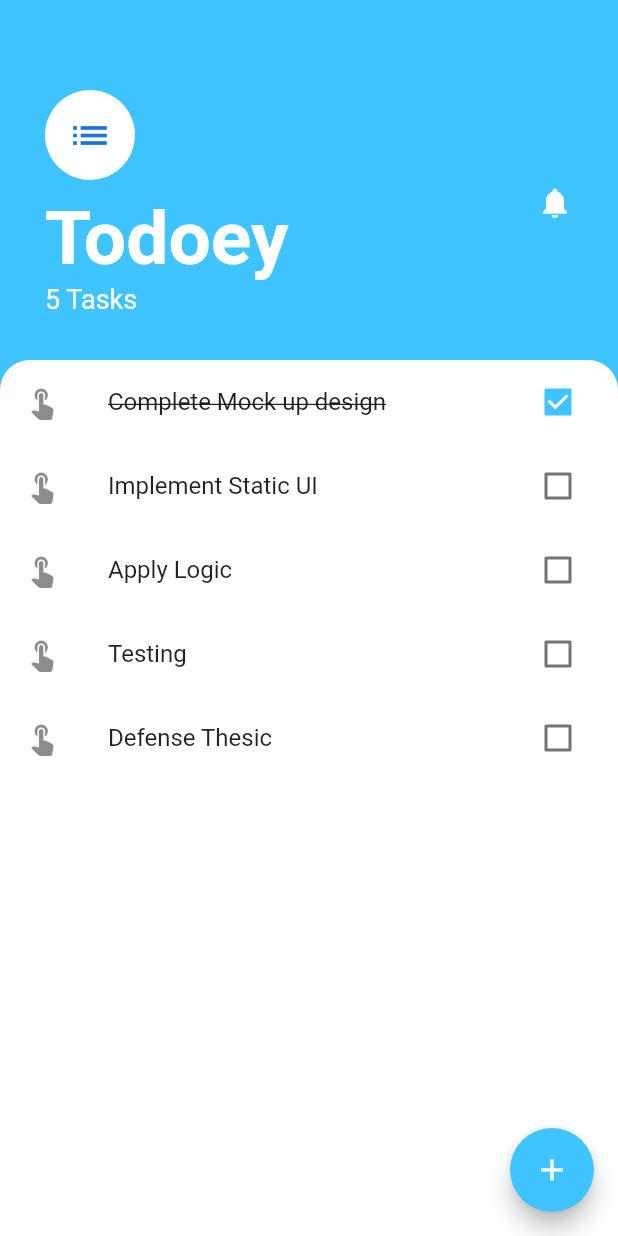
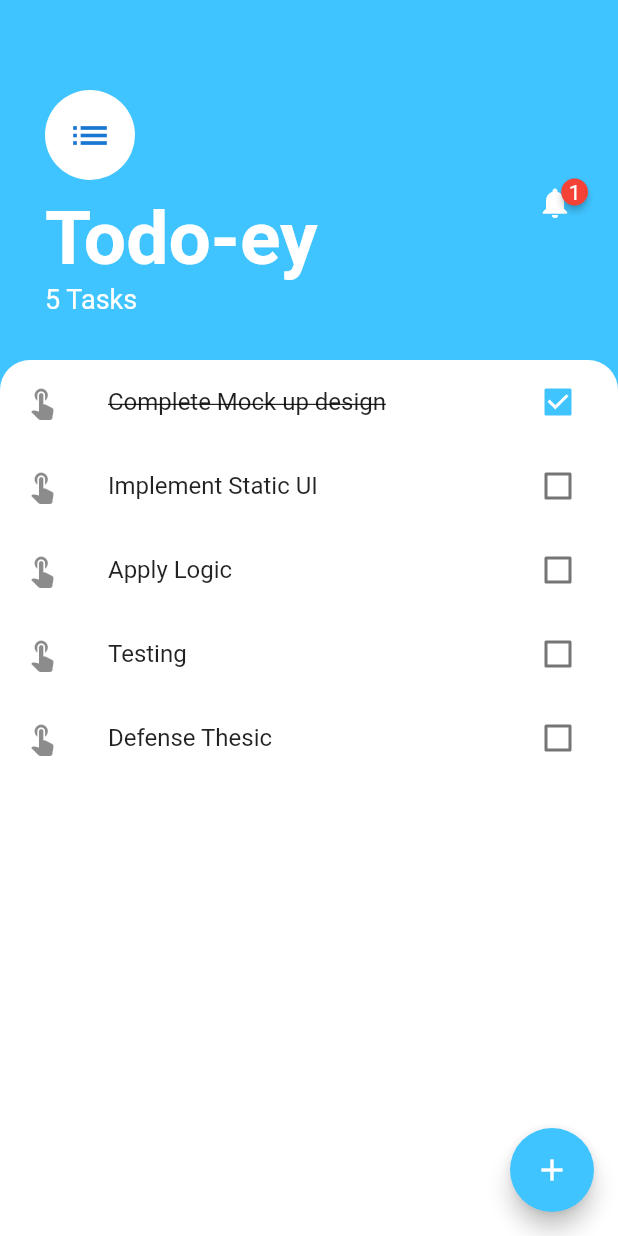
Before and after one commit to David-GIC/todo_list_using_provider_state_management, a Flutter app: the screen it shows after launch, on a phone screen of 412 x 824 dp. Run offline on Flutter 3.47's test engine with Material 2 defaults, Android fonts, the phone set to English and light mode, and no system bars; drawn by our look-alikes of badges.

Commit message:
view done detail on done task screen

```diff
--- a/lib/main.dart
+++ b/lib/main.dart
@@ -8,13 +8,13 @@ void main() => runApp(MyApp());
 class MyApp extends StatelessWidget {
   @override
   Widget build(BuildContext context) {
-    return MaterialApp(
-      debugShowCheckedModeBanner: false,
-      home: MultiProvider(
-        providers: [
-          ListenableProvider<TaskProvider>(create: (_) => TaskProvider()),
-        ],
-        child: TaskScreen(),
+    return MultiProvider(
+      providers: [
+        ChangeNotifierProvider<TaskProvider>(create: (_) => TaskProvider()),
+      ],
+      child: MaterialApp(
+        debugShowCheckedModeBanner: false,
+        home: TaskScreen(),
       ),
     );
   }
--- a/lib/models/task.dart
+++ b/lib/models/task.dart
@@ -9,5 +9,4 @@ class Task {
     isDone = !isDone;
     return isDone;
   }
-
 }
--- a/lib/provider/task.dart
+++ b/lib/provider/task.dart
@@ -2,6 +2,7 @@ import 'package:flutter/foundation.dart';
 import 'package:todoey/models/task.dart';
 
 class TaskProvider extends ChangeNotifier {
+
   List<Task> _tasks = [
     Task(name: "Complete Mock up design", isDone: true),
     Task(name: "Implement Static UI", isDone: false),
@@ -10,7 +11,7 @@ class TaskProvider extends ChangeNotifier {
     Task(name: "Defense Thesic", isDone: false),
   ];
 
-  int _countDoneTask = 0;
+  int _countDoneTask = 1;
 
   get taskList => _tasks;
   get taskCount => _tasks.length;
--- a/lib/screens/task.dart
+++ b/lib/screens/task.dart
@@ -2,9 +2,9 @@ import 'package:badges/badges.dart';
 import 'package:flutter/cupertino.dart';
 import 'package:flutter/material.dart';
 import 'package:provider/provider.dart';
-import 'package:todoey/models/task.dart';
 import 'package:todoey/provider/task.dart';
 import 'package:todoey/screens/add_task.dart';
+import 'package:todoey/screens/done_task.dart';
 import 'package:todoey/screens/widget/task_list.dart';
 
 class TaskScreen extends StatelessWidget {
@@ -49,18 +49,21 @@ class TaskScreen extends StatelessWidget {
                           radius: 30,
                         ),
                         SizedBox(height: 10.0,),
-                        Text("Todoey", style: TextStyle(color: Colors.white, fontWeight: FontWeight.bold, fontSize: 50),),
+                        Text("Todo-ey", style: TextStyle(color: Colors.white, fontWeight: FontWeight.bold, fontSize: 50),),
                         Text("${_taskProvider.taskCount} Tasks", style: TextStyle(color: Colors.white, fontSize: 18),),
                       ],
                     ),
                     _taskProvider.doneTaskCount == 0 ? Icon(Icons.notifications, color: Colors.white,) : Badge(
                       badgeColor: Colors.red,
                       badgeContent: Text("${_taskProvider.doneTaskCount}", style: TextStyle(color: Colors.white),),
-                      child: Icon(Icons.notifications, color: Colors.white,),
+                      child: GestureDetector(
+                              child: Icon(Icons.notifications, color: Colors.white,),
+                              onTap: () => Navigator.push(context, MaterialPageRoute(builder: (_) => DoneTasks())),
+                      ),
                     ),
                   ],
                 ),
-                ),
+            ),
             Expanded(
               child: Container(
                 height: _deviceHeight,
@@ -70,7 +73,7 @@ class TaskScreen extends StatelessWidget {
                   borderRadius: BorderRadius.only(
                     topLeft: Radius.circular(20.0),
                     topRight: Radius.circular(20.0)
-                  )
+                  ),
                 ),
                 child: TaskList()
               ),
--- a/lib/screens/widget/task_list.dart
+++ b/lib/screens/widget/task_list.dart
@@ -8,9 +8,9 @@ class TaskList extends StatelessWidget {
   @override
   Widget build(BuildContext context) {
     final TaskProvider _taskProvider = Provider.of<TaskProvider>(context);
-//    Consumer<TaskProvider>(
-//        builder: (context, _taskProvider, child) {
-//      return
+    if(_taskProvider.taskCount > 0){
+      return Consumer<TaskProvider>(
+        builder: (context, _taskProvider, child){
           return Scrollbar(
             child: ListView.builder(
                 itemCount: _taskProvider.taskList.length,
@@ -25,11 +25,16 @@ class TaskList extends StatelessWidget {
                     deleteBoxCallback: () => showCupertinoModalPopup(
                         context: context,
                         builder: (context) =>
-                      _buildActionSheet(context, _taskProvider, index)),
+                            _buildActionSheet(context, _taskProvider, index)
+                    ),
                   );
                 }),
           );
-//      });
+        },
+      );
+    }else{
+      return CircularProgressIndicator();
+    }
   }
 
   Widget _buildActionSheet(
--- a/pubspec.yaml
+++ b/pubspec.yaml
@@ -25,6 +25,7 @@ dependencies:
   cupertino_icons: ^0.1.2
   provider: ^4.0.4
   badges: ^1.1.1
+  shared_preferences: ^0.5.6+3
 
 dev_dependencies:
   flutter_test:
```
Also changed, not shown: lib/screens/done_task.dart (added, +33 -0 lines), pubspec.lock. Lines whose indentation alone changed are shown as unchanged.
